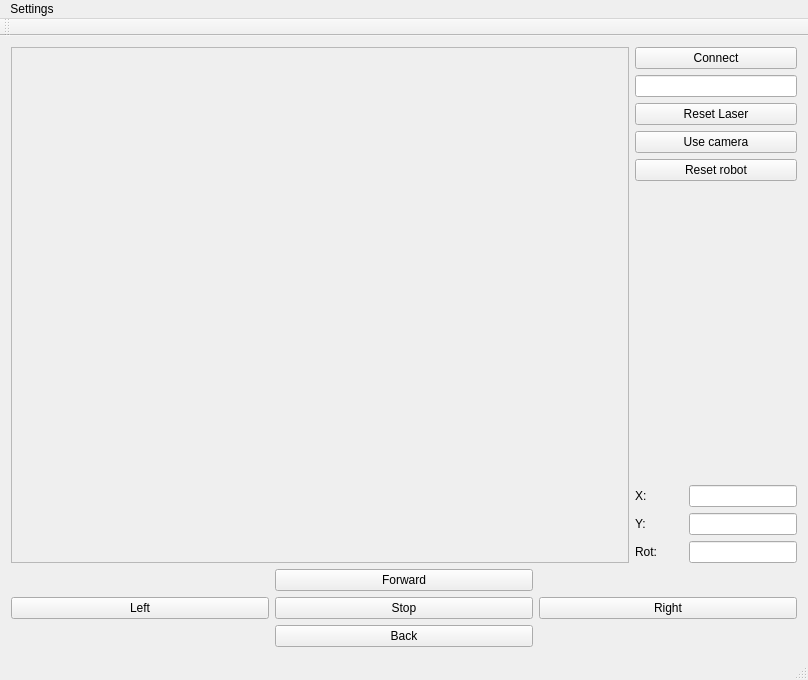
Before: the Qt Designer form demoRMR/mainwindow.ui in KocurMaros/HMI, drawn with Qt 5.
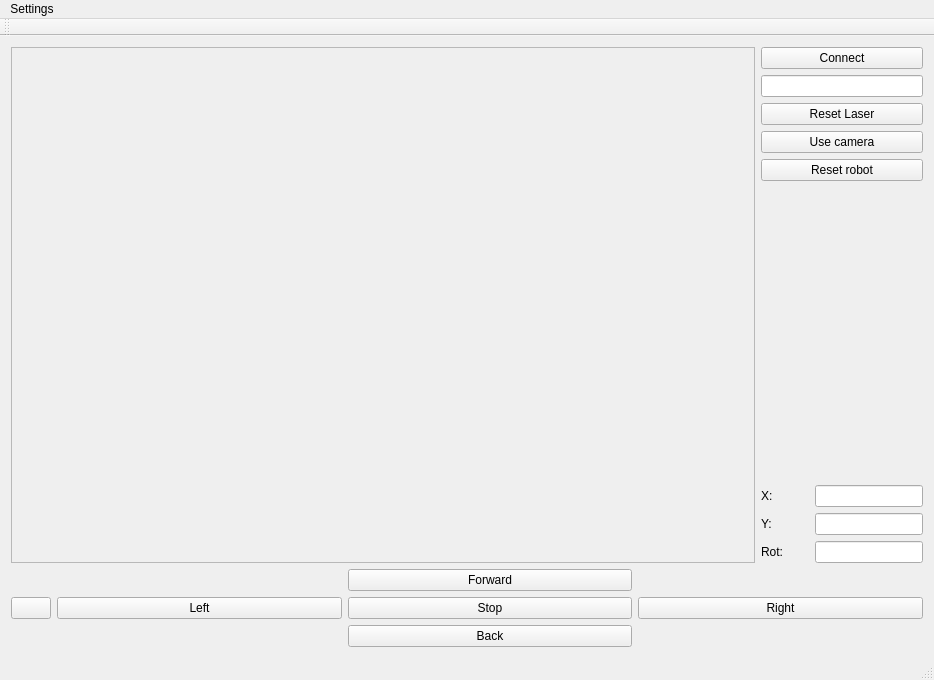
After: the same form once the commit is applied. Icons and pictures are not drawn.

Commit message: ui: added emergency stop button

```diff
--- a/demoRMR/mainwindow.ui
+++ b/demoRMR/mainwindow.ui
@@ -6,7 +6,7 @@
    <rect>
     <x>0</x>
     <y>0</y>
-    <width>808</width>
+    <width>934</width>
     <height>680</height>
    </rect>
   </property>
@@ -15,76 +15,7 @@
   </property>
   <widget class="QWidget" name="centralWidget">
    <layout class="QGridLayout" name="gridLayout">
-    <item row="1" column="1">
-     <layout class="QGridLayout" name="gridLayout_2">
-      <item row="1" column="2">
-       <widget class="QPushButton" name="pushButton_5">
-        <property name="sizePolicy">
-         <sizepolicy hsizetype="Expanding" vsizetype="Fixed">
-          <horstretch>0</horstretch>
-          <verstretch>0</verstretch>
-         </sizepolicy>
-        </property>
-        <property name="text">
-         <string>Right</string>
-        </property>
-       </widget>
-      </item>
-      <item row="2" column="1">
-       <widget class="QPushButton" name="pushButton_3">
-        <property name="sizePolicy">
-         <sizepolicy hsizetype="Expanding" vsizetype="Fixed">
-          <horstretch>0</horstretch>
-          <verstretch>0</verstretch>
-         </sizepolicy>
-        </property>
-        <property name="text">
-         <string>Back</string>
-        </property>
-       </widget>
-      </item>
-      <item row="1" column="0">
-       <widget class="QPushButton" name="pushButton_6">
-        <property name="sizePolicy">
-         <sizepolicy hsizetype="Expanding" vsizetype="Fixed">
-          <horstretch>0</horstretch>
-          <verstretch>0</verstretch>
-         </sizepolicy>
-        </property>
-        <property name="text">
-         <string>Left</string>
-        </property>
-       </widget>
-      </item>
-      <item row="0" column="1">
-       <widget class="QPushButton" name="pushButton_2">
-        <property name="sizePolicy">
-         <sizepolicy hsizetype="Expanding" vsizetype="Fixed">
-          <horstretch>0</horstretch>
-          <verstretch>0</verstretch>
-         </sizepolicy>
-        </property>
-        <property name="text">
-         <string>Forward</string>
-        </property>
-       </widget>
-      </item>
-      <item row="1" column="1">
-       <widget class="QPushButton" name="pushButton_4">
-        <property name="sizePolicy">
-         <sizepolicy hsizetype="Expanding" vsizetype="Fixed">
-          <horstretch>0</horstretch>
-          <verstretch>0</verstretch>
-         </sizepolicy>
-        </property>
-        <property name="text">
-         <string>Stop</string>
-        </property>
-       </widget>
-      </item>
-     </layout>
-    </item>
-    <item row="0" column="1">
+    <item row="0" column="5">
      <layout class="QGridLayout" name="topGridLayout">
       <item row="0" column="2">
        <widget class="QFrame" name="frame">
@@ -298,6 +229,118 @@
         </item>
        </layout>
       </item>
+      <item row="0" column="2">
+       <widget class="QFrame" name="frame">
+        <property name="sizePolicy">
+         <sizepolicy hsizetype="MinimumExpanding" vsizetype="Expanding">
+          <horstretch>0</horstretch>
+          <verstretch>0</verstretch>
+         </sizepolicy>
+        </property>
+        <property name="minimumSize">
+         <size>
+          <width>600</width>
+          <height>450</height>
+         </size>
+        </property>
+        <property name="frameShape">
+         <enum>QFrame::StyledPanel</enum>
+        </property>
+        <property name="frameShadow">
+         <enum>QFrame::Raised</enum>
+        </property>
+       </widget>
+      </item>
+     </layout>
+    </item>
+    <item row="1" column="5">
+     <layout class="QHBoxLayout" name="controllerLayout">
+      <item>
+       <widget class="QPushButton" name="emgStopButton">
+        <property name="text">
+         <string/>
+        </property>
+        <property name="icon">
+         <iconset resource="demoRMR.qrc">
+          <normaloff>:/img/emergency_stop_button.png</normaloff>:/img/emergency_stop_button.png</iconset>
+        </property>
+        <property name="iconSize">
+         <size>
+          <width>100</width>
+          <height>100</height>
+         </size>
+        </property>
+       </widget>
+      </item>
+      <item>
+       <layout class="QGridLayout" name="gridLayout_2">
+        <item row="1" column="2">
+         <widget class="QPushButton" name="pushButton_5">
+          <property name="sizePolicy">
+           <sizepolicy hsizetype="Expanding" vsizetype="Fixed">
+            <horstretch>0</horstretch>
+            <verstretch>0</verstretch>
+           </sizepolicy>
+          </property>
+          <property name="text">
+           <string>Right</string>
+          </property>
+         </widget>
+        </item>
+        <item row="0" column="1">
+         <widget class="QPushButton" name="pushButton_2">
+          <property name="sizePolicy">
+           <sizepolicy hsizetype="Expanding" vsizetype="Fixed">
+            <horstretch>0</horstretch>
+            <verstretch>0</verstretch>
+           </sizepolicy>
+          </property>
+          <property name="text">
+           <string>Forward</string>
+          </property>
+         </widget>
+        </item>
+        <item row="1" column="1">
+         <widget class="QPushButton" name="pushButton_4">
+          <property name="sizePolicy">
+           <sizepolicy hsizetype="Expanding" vsizetype="Fixed">
+            <horstretch>0</horstretch>
+            <verstretch>0</verstretch>
+           </sizepolicy>
+          </property>
+          <property name="text">
+           <string>Stop</string>
+          </property>
+         </widget>
+        </item>
+        <item row="2" column="1">
+         <widget class="QPushButton" name="pushButton_3">
+          <property name="sizePolicy">
+           <sizepolicy hsizetype="Expanding" vsizetype="Fixed">
+            <horstretch>0</horstretch>
+            <verstretch>0</verstretch>
+           </sizepolicy>
+          </property>
+          <property name="text">
+           <string>Back</string>
+          </property>
+         </widget>
+        </item>
+        <item row="1" column="0">
+         <widget class="QPushButton" name="pushButton_6">
+          <property name="sizePolicy">
+           <sizepolicy hsizetype="Expanding" vsizetype="Fixed">
+            <horstretch>0</horstretch>
+            <verstretch>0</verstretch>
+           </sizepolicy>
+          </property>
+          <property name="text">
+           <string>Left</string>
+          </property>
+         </widget>
+        </item>
+       </layout>
+      </item>
      </layout>
     </item>
    </layout>
@@ -307,7 +350,7 @@
     <rect>
      <x>0</x>
      <y>0</y>
-     <width>808</width>
+     <width>934</width>
      <height>22</height>
     </rect>
    </property>
```
Left out of the diff: 26 changed lines with no effect on the pictures.
